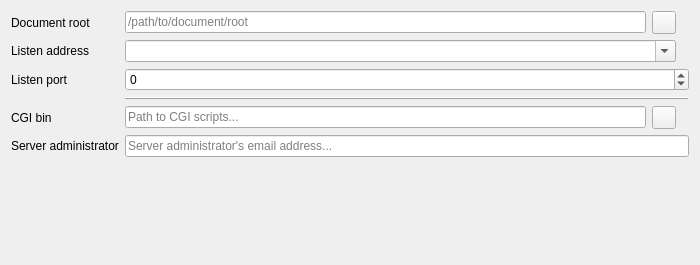
The window that ui/serverdetailswidget.ui (darrenedale/Anansi) describes before a commit, drawn with Qt 5.
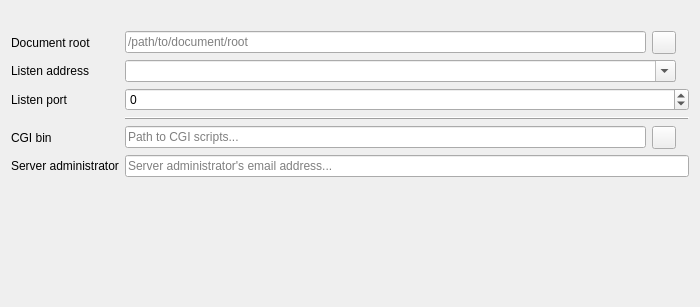
The same window after the commit. Icons and pictures are not drawn.

What changed in the file:
```diff
--- a/ui/serverdetailswidget.ui
+++ b/ui/serverdetailswidget.ui
@@ -7,56 +7,14 @@
     <x>0</x>
     <y>0</y>
     <width>700</width>
-    <height>265</height>
+    <height>307</height>
    </rect>
   </property>
   <property name="windowTitle">
    <string>Form</string>
   </property>
   <layout class="QGridLayout" name="gridLayout">
-   <item row="0" column="0">
-    <widget class="QLabel" name="docRootLabel">
-     <property name="text">
-      <string>Document root</string>
-     </property>
-     <property name="buddy">
-      <cstring>docRoot</cstring>
-     </property>
-    </widget>
-   </item>
-   <item row="0" column="1">
-    <layout class="QHBoxLayout" name="docRootLayout" stretch="1,0,0">
-     <item>
-      <widget class="QLineEdit" name="docRoot">
-       <property name="toolTip">
-        <string>The local directory from which files will be served.</string>
-       </property>
-       <property name="placeholderText">
-        <string>/path/to/document/root</string>
-       </property>
-      </widget>
-     </item>
-     <item>
-      <widget class="QToolButton" name="chooseDocRoot">
-       <property name="text">
-        <string/>
-       </property>
-       <property name="icon">
-        <iconset theme="document-open" resource="../resources/resources.qrc">
-         <normaloff>:/icons/buttons/choosedocumentroot</normaloff>:/icons/buttons/choosedocumentroot</iconset>
-       </property>
-      </widget>
-     </item>
-     <item>
-      <widget class="QLabel" name="docRootStatus">
-       <property name="text">
-        <string/>
-       </property>
-      </widget>
-     </item>
-    </layout>
-   </item>
-   <item row="1" column="0">
+   <item row="2" column="0">
     <widget class="QLabel" name="addressLabel">
      <property name="text">
       <string>Listen address</string>
@@ -66,38 +24,7 @@
      </property>
     </widget>
    </item>
-   <item row="1" column="1">
-    <layout class="QHBoxLayout" name="addressLayout" stretch="1,0">
-     <item>
-      <widget class="QComboBox" name="address">
-       <property name="toolTip">
-        <string>Only IPv4 addresses are currently supported.</string>
-       </property>
-       <property name="editable">
-        <bool>true</bool>
-       </property>
-      </widget>
-     </item>
-     <item>
-      <widget class="QLabel" name="addressStatus">
-       <property name="text">
-        <string/>
-       </property>
-      </widget>
-     </item>
-    </layout>
-   </item>
-   <item row="2" column="0">
-    <widget class="QLabel" name="portLabel">
-     <property name="text">
-      <string>Listen port</string>
-     </property>
-     <property name="buddy">
-      <cstring>port</cstring>
-     </property>
-    </widget>
-   </item>
-   <item row="2" column="1">
+   <item row="3" column="1">
     <widget class="QSpinBox" name="port">
      <property name="toolTip">
       <string>&lt;p&gt;The port must be between 0 and 65535.&lt;/p&gt;
@@ -115,7 +42,69 @@
      </property>
     </widget>
    </item>
-   <item row="3" column="1">
+   <item row="1" column="0">
+    <widget class="QLabel" name="docRootLabel">
+     <property name="text">
+      <string>Document root</string>
+     </property>
+     <property name="buddy">
+      <cstring>docRoot</cstring>
+     </property>
+    </widget>
+   </item>
+   <item row="1" column="1">
+    <layout class="QHBoxLayout" name="docRootLayout" stretch="1,0,0">
+     <item>
+      <widget class="QLineEdit" name="docRoot">
+       <property name="toolTip">
+        <string>The local directory from which files will be served.</string>
+       </property>
+       <property name="placeholderText">
+        <string>/path/to/document/root</string>
+       </property>
+      </widget>
+     </item>
+     <item>
+      <widget class="QToolButton" name="chooseDocRoot">
+       <property name="text">
+        <string/>
+       </property>
+       <property name="icon">
+        <iconset theme="document-open" resource="../resources/resources.qrc">
+         <normaloff>:/icons/buttons/choosedocumentroot</normaloff>:/icons/buttons/choosedocumentroot</iconset>
+       </property>
+      </widget>
+     </item>
+     <item>
+      <widget class="QLabel" name="docRootStatus">
+       <property name="text">
+        <string/>
+       </property>
+      </widget>
+     </item>
+    </layout>
+   </item>
+   <item row="6" column="0">
+    <widget class="QLabel" name="serverAdminLabel">
+     <property name="text">
+      <string>Server administrator</string>
+     </property>
+    </widget>
+   </item>
+   <item row="7" column="1">
+    <spacer name="verticalSpacer">
+     <property name="orientation">
+      <enum>Qt::Vertical</enum>
+     </property>
+     <property name="sizeHint" stdset="0">
+      <size>
+       <width>20</width>
+       <height>152</height>
+      </size>
+     </property>
+    </spacer>
+   </item>
+   <item row="4" column="1">
     <widget class="QFrame" name="separator1">
      <property name="frameShape">
       <enum>QFrame::HLine</enum>
@@ -125,14 +114,7 @@
      </property>
     </widget>
    </item>
-   <item row="4" column="0">
-    <widget class="QLabel" name="cgiBinLabel">
-     <property name="text">
-      <string>CGI bin</string>
-     </property>
-    </widget>
-   </item>
-   <item row="4" column="1">
+   <item row="5" column="1">
     <layout class="QHBoxLayout" name="cgiBinLayout">
      <item>
       <widget class="QLineEdit" name="cgiBin">
@@ -167,32 +149,66 @@
      </item>
     </layout>
    </item>
-   <item row="5" column="0">
-    <widget class="QLabel" name="serverAdminLabel">
+   <item row="3" column="0">
+    <widget class="QLabel" name="portLabel">
      <property name="text">
-      <string>Server administrator</string>
+      <string>Listen port</string>
+     </property>
+     <property name="buddy">
+      <cstring>port</cstring>
      </property>
     </widget>
    </item>
-   <item row="5" column="1">
+   <item row="2" column="1">
+    <layout class="QHBoxLayout" name="addressLayout" stretch="1,0">
+     <item>
+      <widget class="QComboBox" name="address">
+       <property name="toolTip">
+        <string>Only IPv4 addresses are currently supported.</string>
+       </property>
+       <property name="editable">
+        <bool>true</bool>
+       </property>
+      </widget>
+     </item>
+     <item>
+      <widget class="QLabel" name="addressStatus">
+       <property name="text">
+        <string/>
+       </property>
+      </widget>
+     </item>
+    </layout>
+   </item>
+   <item row="6" column="1">
     <widget class="QLineEdit" name="serverAdmin">
      <property name="placeholderText">
       <string>Server administrator's email address...</string>
      </property>
     </widget>
    </item>
-   <item row="6" column="1">
-    <spacer name="verticalSpacer">
-     <property name="orientation">
-      <enum>Qt::Vertical</enum>
+   <item row="5" column="0">
+    <widget class="QLabel" name="cgiBinLabel">
+     <property name="text">
+      <string>CGI bin</string>
      </property>
-     <property name="sizeHint" stdset="0">
-      <size>
-       <width>20</width>
-       <height>152</height>
-      </size>
+    </widget>
+   </item>
+   <item row="0" column="0" colspan="2">
+    <widget class="QLabel" name="logo">
+     <property name="text">
+      <string/>
      </property>
-    </spacer>
+     <property name="pixmap">
+      <pixmap resource="../resources/resources.qrc">:/logo/app64</pixmap>
+     </property>
+     <property name="alignment">
+      <set>Qt::AlignLeading|Qt::AlignLeft|Qt::AlignTop</set>
+     </property>
+     <property name="margin">
+      <number>10</number>
+     </property>
+    </widget>
    </item>
   </layout>
  </widget>
```
